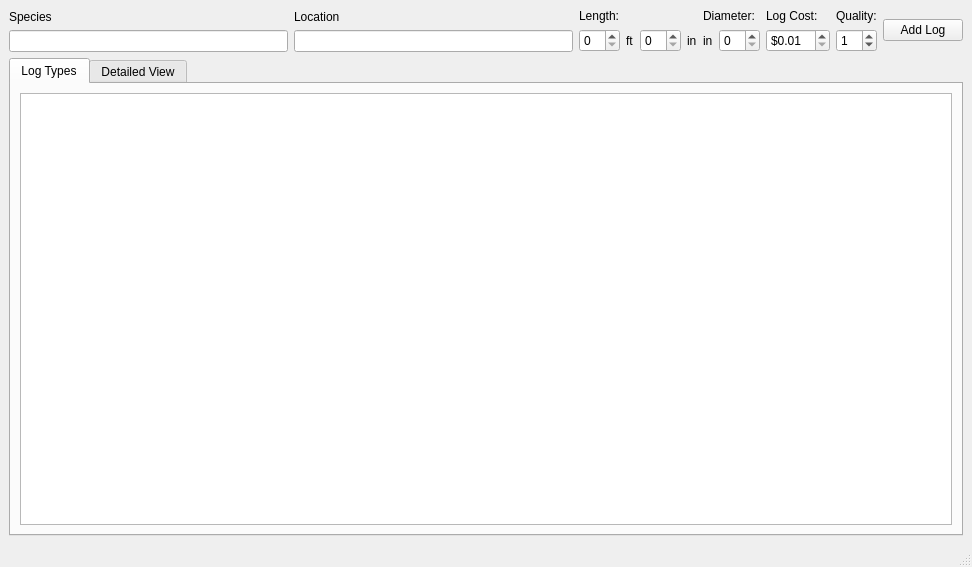
First picture: the form in ui/mainwindow.ui, repository thelenlucas/Senior-Design, before the edit.
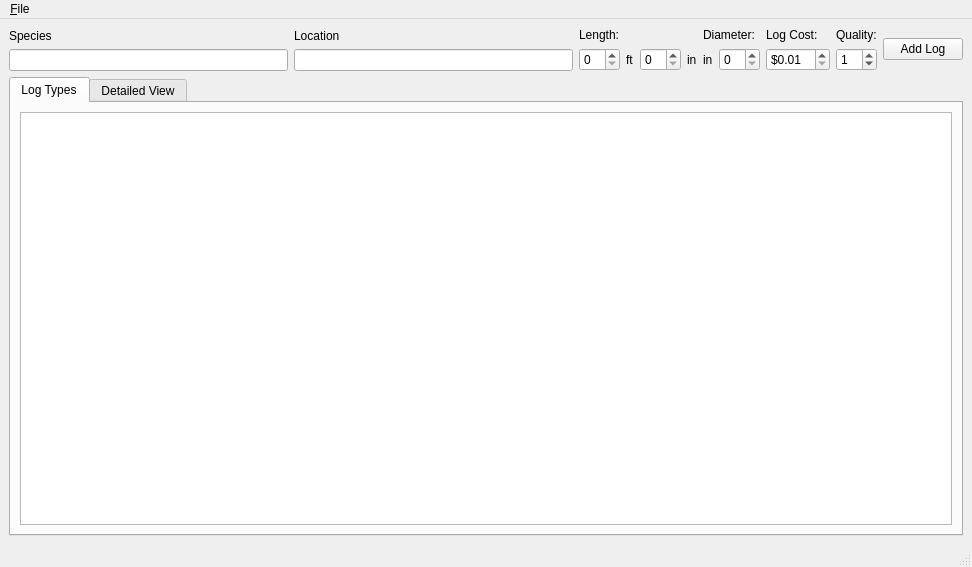
Second picture: the form after the edit.

Commit message: Prototype second window

The edit to the form file:
```diff
--- a/ui/mainwindow.ui
+++ b/ui/mainwindow.ui
@@ -269,6 +269,13 @@
      <height>24</height>
     </rect>
    </property>
+   <widget class="QMenu" name="menu_File">
+    <property name="title">
+     <string>&amp;File</string>
+    </property>
+    <addaction name="projectsEditorAction"/>
+   </widget>
+   <addaction name="menu_File"/>
   </widget>
   <widget class="QStatusBar" name="statusbar"/>
  </widget>
```
Left out of the diff: 10 changed lines with no effect on the pictures. The commit also changes 5 other files.
